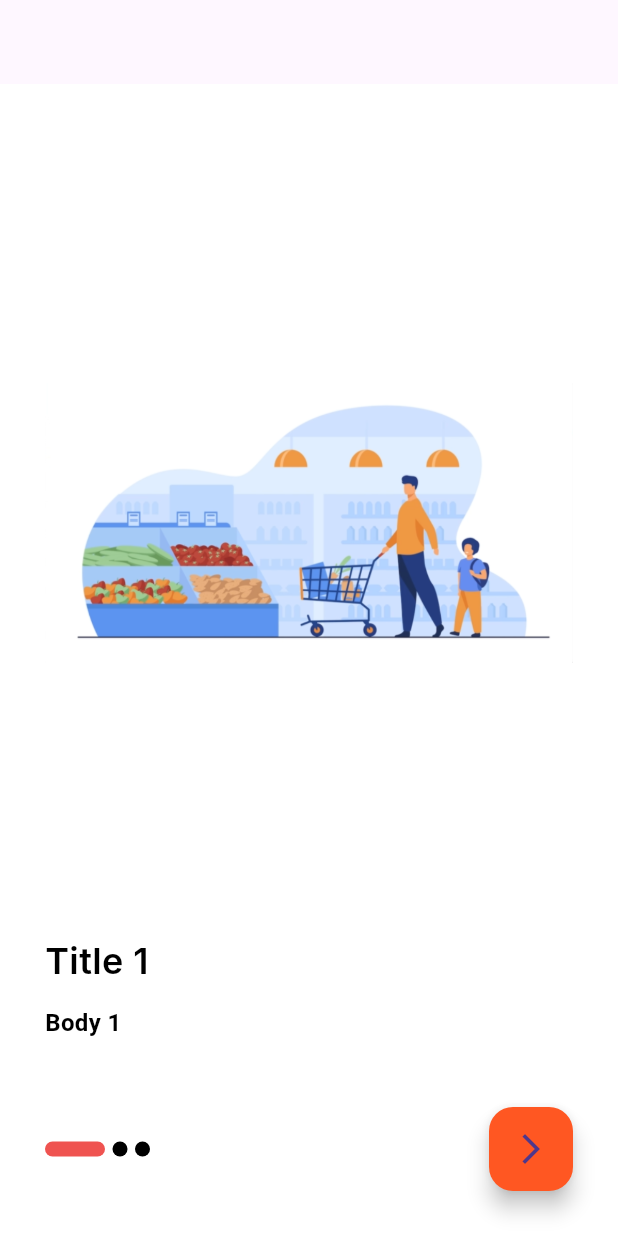
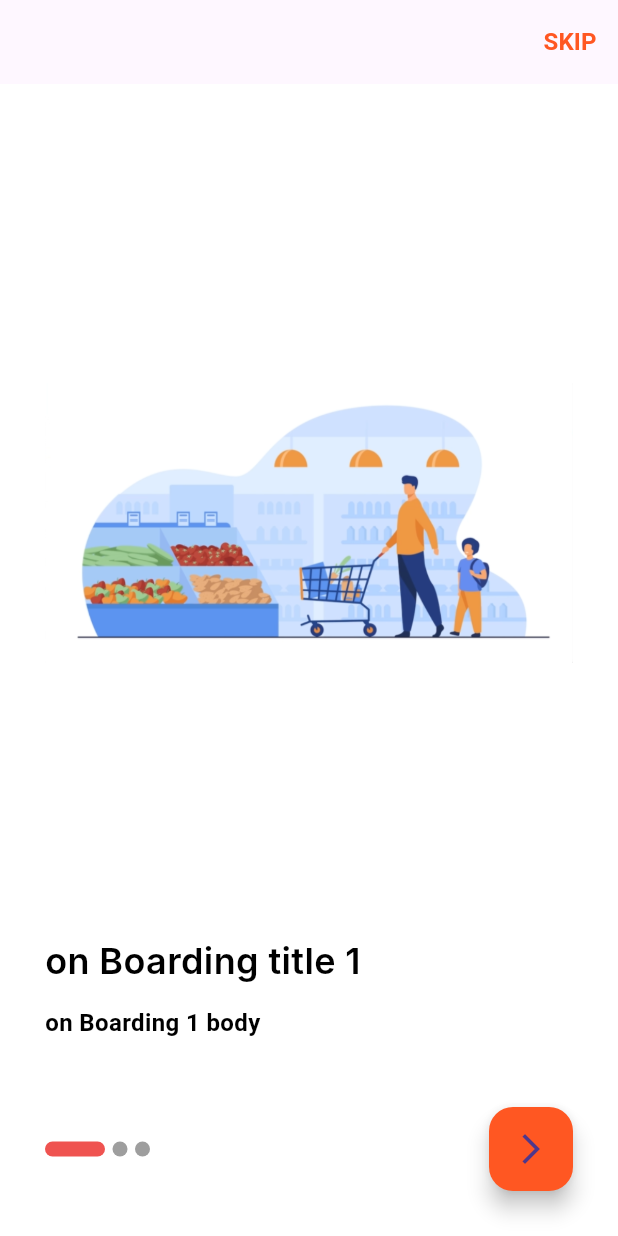
Before and after one commit to Mina8496/shop_app, a Flutter app: the screen it shows after launch, on a phone screen of 412 x 824 dp. Run offline on Flutter 3.47's test engine with Material 3 defaults, Android fonts, the phone set to English and light mode, and no system bars; drawn by our look-alikes of smooth_page_indicator; our stand-ins replace equatable, hexcolor; Roboto replaces fonts that are missing (Cairo, Inter).

```diff
--- a/lib/feature/on_boarding/data/boarding_items.dart
+++ b/lib/feature/on_boarding/data/boarding_items.dart
@@ -13,17 +13,17 @@ class BoardingItem {
 const boardingItems = [
   BoardingItem(
     image: 'assets/images/onBoarding.png',
-    title: 'Title 1',
-    body: 'Body 1',
+    title: 'on Boarding title 1',
+    body: 'on Boarding 1 body',
   ),
   BoardingItem(
     image: 'assets/images/onBoarding.png',
-    title: 'Title 2',
-    body: 'Body 2',
+    title: 'on Boarding title 2',
+    body: 'on Boarding 2 body',
   ),
   BoardingItem(
     image: 'assets/images/onBoarding.png',
-    title: 'Title 3',
-    body: 'Body 3',
+    title: 'on Boarding title 3',
+    body: 'on Boarding 3 body',
   ),
 ];
--- a/lib/feature/on_boarding/presentation/page/on_boarding_page.dart
+++ b/lib/feature/on_boarding/presentation/page/on_boarding_page.dart
@@ -1,5 +1,8 @@
 import 'package:flutter/material.dart';
+import 'package:shop_app/core/routes/app_navigator.dart';
 import 'package:shop_app/core/utils/color_palette.dart';
+import 'package:shop_app/core/utils/styles.dart';
+import 'package:shop_app/feature/login/presentation/page/login_page.dart';
 import 'package:shop_app/feature/on_boarding/data/boarding_items.dart';
 import 'package:shop_app/feature/on_boarding/presentation/page/widget/build_boarding_item.dart';
 import 'package:smooth_page_indicator/smooth_page_indicator.dart';
@@ -26,7 +29,19 @@ class _OnBoardingPageState extends State<OnBoardingPage> {
   @override
   Widget build(BuildContext context) {
     return Scaffold(
-      appBar: AppBar(),
+      appBar: AppBar(
+        actions: [
+          TextButton(
+            onPressed: () {
+              AppNavigator.pushAndRemoveUntil(context, LoginPage());
+            },
+            child: Text(
+              'SKIP',
+              style: Styles.styleBold16.copyWith(color: Colors.deepOrange),
+            ),
+          ),
+        ],
+      ),
       body: Padding(
         padding: const EdgeInsets.all(30.0),
         child: Column(
@@ -48,7 +63,7 @@ class _OnBoardingPageState extends State<OnBoardingPage> {
                   controller: _controller,
                   count: boardingItems.length,
                   effect: ExpandingDotsEffect(
-                    dotColor: ColorPalette.kBlackColor,
+                    dotColor: ColorPalette.kPrimaryGray,
                     activeDotColor: ColorPalette.kLightRed,
                     dotHeight: 10,
                     dotWidth: 10,
@@ -56,13 +71,34 @@ class _OnBoardingPageState extends State<OnBoardingPage> {
                     spacing: 5,
                   ),
                 ),
+                // Row(
+                //   children: List.generate(
+                //     boardingItems.length,
+                //     (i) => AnimatedContainer(
+                //       duration: const Duration(milliseconds: 300),
+                //       margin: const EdgeInsets.only(right: 6),
+                //       width: i == _currentIndex ? 24 : 10,
+                //       height: 10,
+                //       decoration: BoxDecoration(
+                //         color: i == _currentIndex
+                //             ? Theme.of(context).primaryColor
+                //             : Colors.grey,
+                //         borderRadius: BorderRadius.circular(5),
+                //       ),
+                //     ),
+                //   ),
+                // ),
                 Spacer(),
                 FloatingActionButton(
                   onPressed: () {
-                    _controller.nextPage(
-                      duration: Duration(milliseconds: 750),
-                      curve: Curves.fastLinearToSlowEaseIn,
-                    );
+                    if (_isLast) {
+                      AppNavigator.pushAndRemoveUntil(context, LoginPage());
+                    } else {
+                      _controller.nextPage(
+                        duration: Duration(milliseconds: 750),
+                        curve: Curves.fastLinearToSlowEaseIn,
+                      );
+                    }
                   },
                   child: Icon(Icons.arrow_forward_ios),
                 ),
--- a/lib/main.dart
+++ b/lib/main.dart
@@ -9,9 +9,12 @@ void main() {
 class MyApp extends StatelessWidget {
   const MyApp({super.key});
 
-  // This widget is the root of your application.
   @override
   Widget build(BuildContext context) {
-    return MaterialApp(theme: lightTheme, home: OnBoardingPage());
+    return MaterialApp(
+      debugShowCheckedModeBanner: false,
+      theme: lightTheme,
+      home: OnBoardingPage(),
+    );
   }
 }
```
Also changed, not shown: lib/core/routes/app_navigator.dart (added, +32 -0 lines), lib/feature/login/presentation/page/login_page.dart (added, +10 -0 lines).
